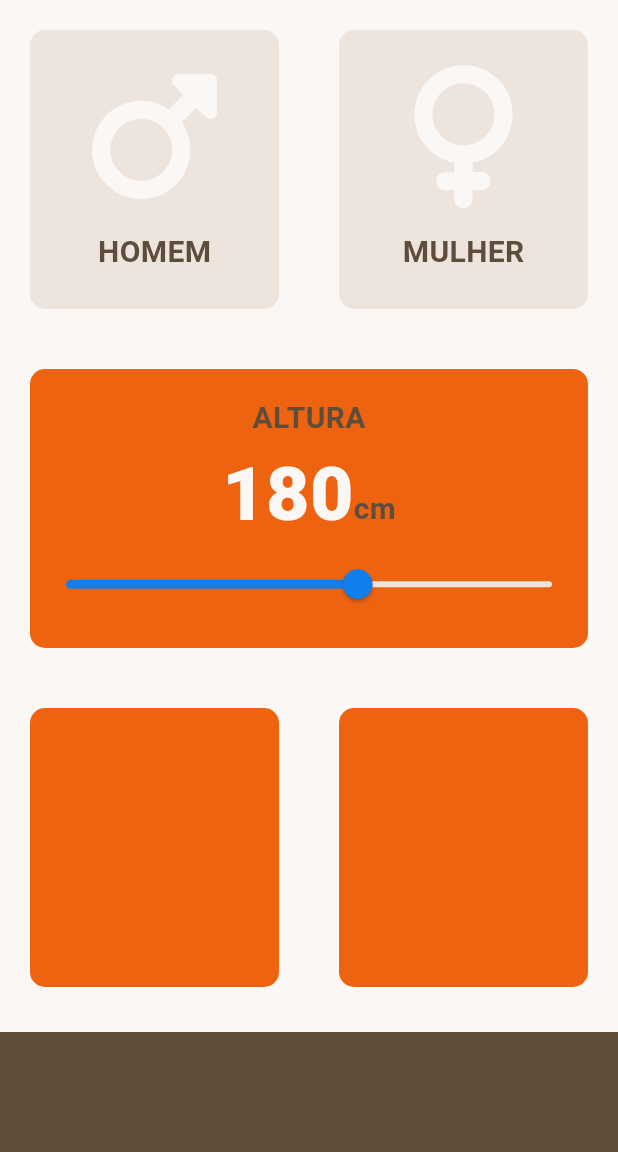
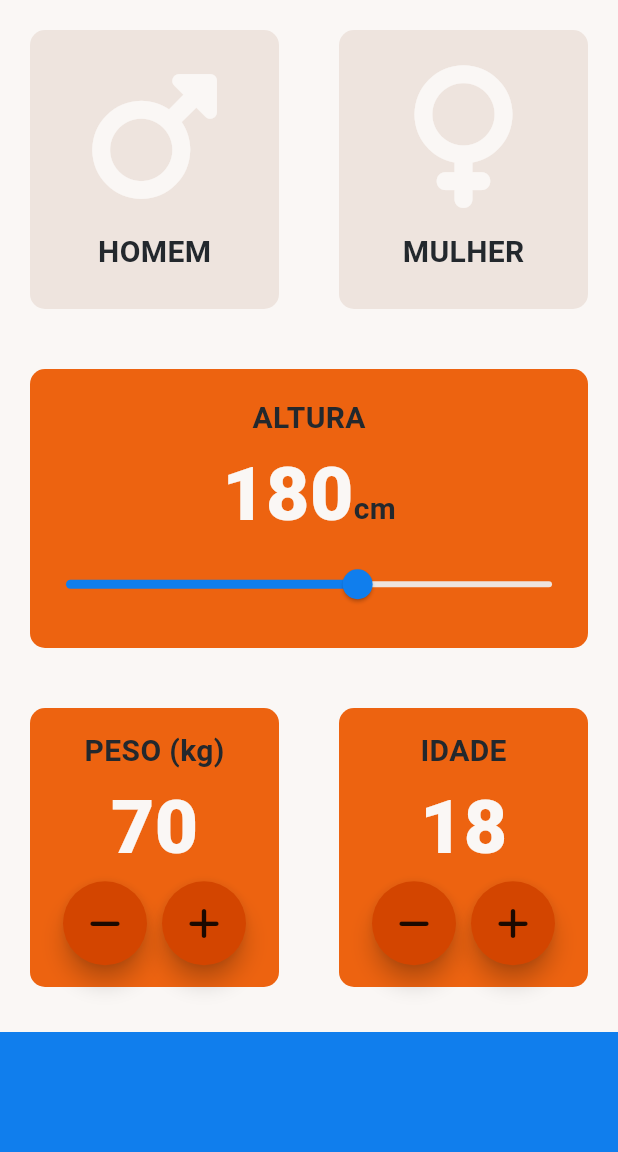
Before and after one commit to noellefranco/IMCerto, a Flutter app: the screen it shows after launch, on a phone screen of 412 x 824 dp, the part 84-1236 px from its top. Run offline on Flutter 3.47's test engine with Material 3 defaults, Android fonts, the light colour scheme and no system bars; our stand-ins replace font_awesome_flutter.

Commit message:
FEAT: add buttons for weight and age

```diff
--- a/lib/globals.dart
+++ b/lib/globals.dart
@@ -3,16 +3,16 @@ import 'package:flutter/material.dart';
 const kDefaultTextStyle = TextStyle(
   fontSize: 20.0,
   fontWeight: FontWeight.w700,
-  color: Color(0xFF5f4d3c),
+  color: Color(0xFF23282D),
 );
 const kDfaultSzedBoxHeight = 15.0;
 const kDefaultIconHeight = 95.0;
 const kDefaultIconColor = Color(0xffFAF7F5);
 const kActiveCardDefaultColor = Color(0xffed6310);
-const kFoterColor = Color(0xFF5f4d3c);
 const kInactiveCardDefaultColor = Color(0xffEEE4DE);
-const kHeightNumTextStyle = TextStyle(
+const kNumTextStyle = TextStyle(
   fontSize: 50.0,
   fontWeight: FontWeight.w900,
   color: Color(0xffFAF7F5),
 );
+const kCalculateFooter = Color(0xff107eed);
--- a/lib/home.dart
+++ b/lib/home.dart
@@ -21,6 +21,8 @@ class MyHomePage extends StatefulWidget {
 class _MyHomePageState extends State<MyHomePage> {
   Sex? selectedGender;
   int userHeight = 180;
+  int userWeight = 70;
+  int userAge = 18;
 
   @override
   Widget build(BuildContext context) {
@@ -84,7 +86,7 @@ class _MyHomePageState extends State<MyHomePage> {
                     crossAxisAlignment: CrossAxisAlignment.baseline,
                     textBaseline: TextBaseline.alphabetic,
                     children: [
-                      Text(userHeight.toString(), style: kHeightNumTextStyle),
+                      Text(userHeight.toString(), style: kNumTextStyle),
                       Text(
                         'cm'.toLowerCase(),
                         style: kDefaultTextStyle,
@@ -92,7 +94,7 @@ class _MyHomePageState extends State<MyHomePage> {
                     ],
                   ),
                   Slider(
-                    activeColor: Color(0xff107eed),
+                    activeColor: kCalculateFooter,
                     inactiveColor: Color(0xffeee4de),
                     onChanged: (double newValue) {
                       setState(() {
@@ -111,18 +113,94 @@ class _MyHomePageState extends State<MyHomePage> {
             child: Row(
               children: [
                 Expanded(
-                  child:
-                      DefaultContainer(selectedColor: kActiveCardDefaultColor),
+                  child: DefaultContainer(
+                    selectedColor: kActiveCardDefaultColor,
+                    childCard: Column(
+                      mainAxisAlignment: MainAxisAlignment.center,
+                      children: [
+                        Text(
+                          'PESO (kg)',
+                          style: kDefaultTextStyle,
+                        ),
+                        Text(
+                          userWeight.toString(),
+                          style: kNumTextStyle,
+                        ),
+                        Row(
+                          mainAxisAlignment: MainAxisAlignment.center,
+                          children: [
+                            RoundedButton(
+                              icon: FontAwesomeIcons.minus,
+                              handlePressed: () {
+                                setState(() {
+                                  userWeight--;
+                                });
+                              },
+                            ),
+                            SizedBox(
+                              width: 10.0,
+                            ),
+                            RoundedButton(
+                              icon: FontAwesomeIcons.plus,
+                              handlePressed: () {
+                                setState(() {
+                                  userWeight++;
+                                });
+                              },
+                            ),
+                          ],
+                        ),
+                      ],
+                    ),
+                  ),
                 ),
                 Expanded(
-                  child:
-                      DefaultContainer(selectedColor: kActiveCardDefaultColor),
+                  child: DefaultContainer(
+                    selectedColor: kActiveCardDefaultColor,
+                    childCard: Column(
+                      mainAxisAlignment: MainAxisAlignment.center,
+                      children: [
+                        Text(
+                          'idade'.toUpperCase(),
+                          style: kDefaultTextStyle,
+                        ),
+                        Text(
+                          userAge.toString(),
+                          style: kNumTextStyle,
+                        ),
+                        Row(
+                          mainAxisAlignment: MainAxisAlignment.center,
+                          children: [
+                            RoundedButton(
+                              icon: FontAwesomeIcons.minus,
+                              handlePressed: () {
+                                setState(() {
+                                  userAge--;
+                                });
+                              },
+                            ),
+                            SizedBox(
+                              width: 10.0,
+                            ),
+                            RoundedButton(
+                              icon: FontAwesomeIcons.plus,
+                              handlePressed: () {
+                                setState(() {
+                                  userAge++;
+                                });
+                              },
+                            ),
+                          ],
+                        ),
+                      ],
+                    ),
+                  ),
                 ),
               ],
             ),
           ),
           Container(
-            color: kFoterColor,
+            color: kCalculateFooter,
             margin: const EdgeInsets.only(top: 10.0),
             width: double.infinity,
             height: 80.0,
@@ -132,3 +210,27 @@ class _MyHomePageState extends State<MyHomePage> {
     );
   }
 }
+
+class RoundedButton extends StatelessWidget {
+  RoundedButton({required this.icon, required this.handlePressed});
+
+  final IconData icon;
+  final Function handlePressed;
+
+  @override
+  Widget build(BuildContext context) {
+    return RawMaterialButton(
+      onPressed: () {
+        handlePressed();
+      },
+      elevation: 6.0,
+      constraints: BoxConstraints.tightFor(
+        width: 56.0,
+        height: 56.0,
+      ),
+      shape: CircleBorder(),
+      fillColor: Color(0xffd34500),
+      child: Icon(icon),
+    );
+  }
+}
```
